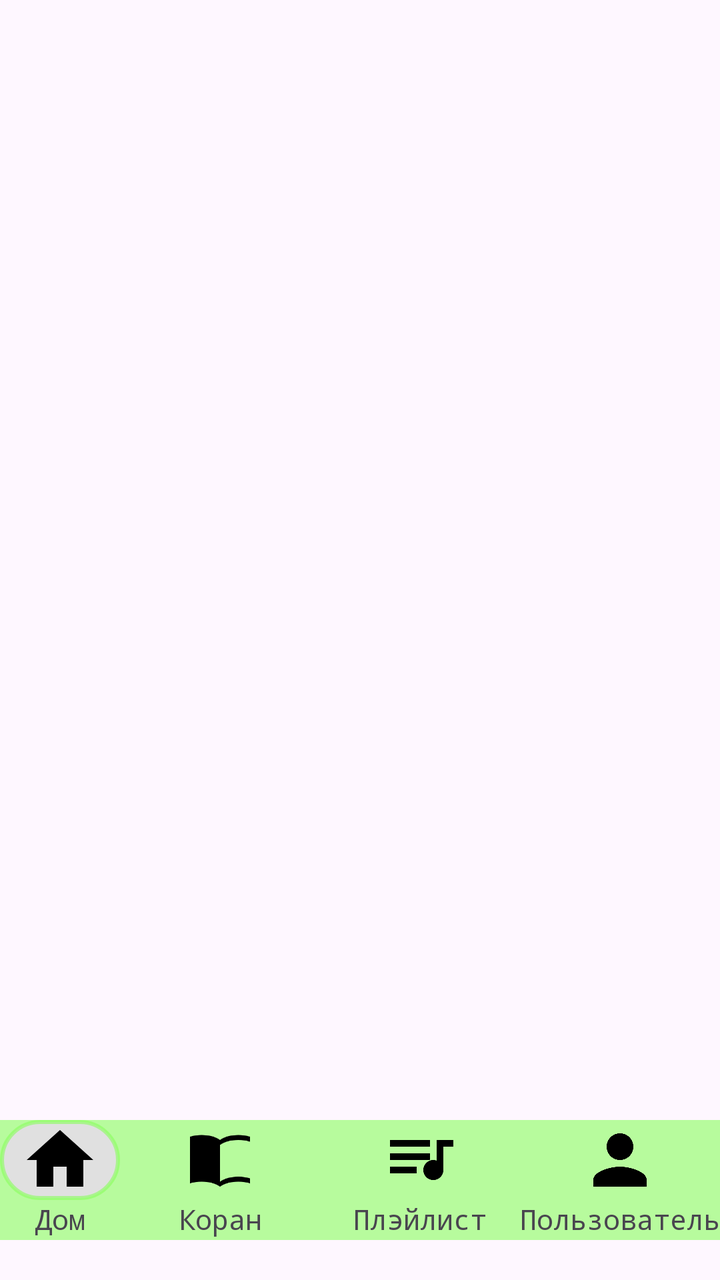
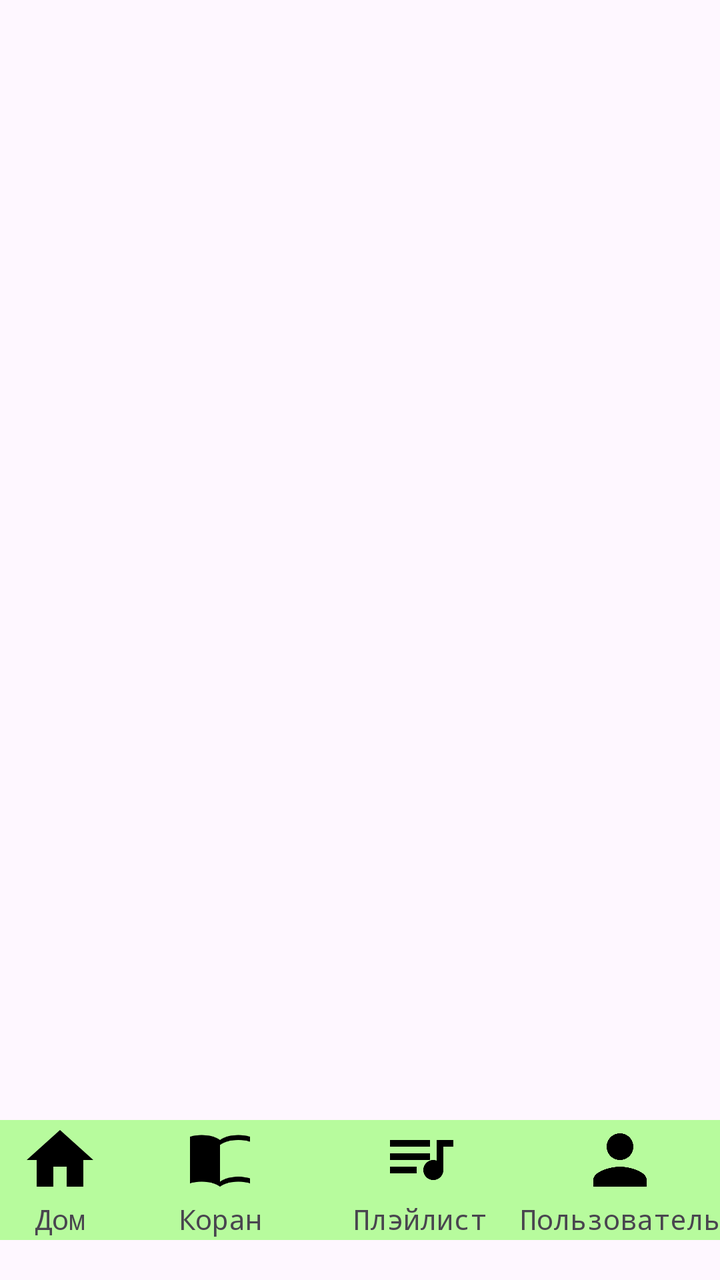

Before-and-after screenshots of an Android layout around one commit, followed by the original layout XML and the change that was made.
<!-- AndroidManifest.xml: application theme Theme.YchiCoran -->
<!-- res/layout/activity_home.xml -->
<?xml version="1.0" encoding="utf-8"?>
<androidx.constraintlayout.widget.ConstraintLayout xmlns:android="http://schemas.android.com/apk/res/android"
    xmlns:app="http://schemas.android.com/apk/res-auto"
    xmlns:tools="http://schemas.android.com/tools"
    android:id="@+id/main"
    android:layout_width="match_parent"
    android:layout_height="match_parent"
    tools:context=".HomeActivity">
    <LinearLayout
        android:id="@+id/down_menu"
        android:layout_width="match_parent"
        android:layout_height="60dp"
        android:layout_marginBottom="20dp"
        android:background="#9989FF5D"
        android:baselineAligned="false"
        android:orientation="horizontal"
        app:layout_constraintBottom_toBottomOf="parent"
        app:layout_constraintEnd_toEndOf="parent"
        app:layout_constraintHorizontal_bias="0.55"
        app:layout_constraintStart_toStartOf="parent">

        <LinearLayout
            android:id="@+id/menu_home"
            android:layout_width="100dp"
            android:layout_height="match_parent"
            android:layout_weight="100"
            android:clickable="true"
            android:orientation="vertical">

            <ImageView
                android:id="@+id/imageView"
                android:layout_width="match_parent"
                android:layout_height="40dp"

                android:background="@drawable/ic_bc"
                app:srcCompat="@drawable/ic_menu_home" />

            <TextView
                android:id="@+id/textView"
                android:layout_width="match_parent"
                android:layout_height="wrap_content"
                android:fontFamily="monospace"
                android:text="@string/down_menu_home"
                android:textAlignment="center" />
        </LinearLayout>

        <LinearLayout
            android:id="@+id/menu_quran"
            android:layout_width="100dp"
            android:clickable="true"
            android:layout_height="match_parent"
            android:orientation="vertical">

            <ImageView
                android:id="@+id/imageView2"
                android:layout_width="match_parent"
                android:layout_height="40dp"
                app:srcCompat="@drawable/ic_menu_quran" />

            <TextView
                android:id="@+id/textView2"
                android:layout_width="match_parent"
                android:layout_height="wrap_content"
                android:fontFamily="monospace"
                android:text="@string/down_menu_quran"
                android:textAlignment="center" />
        </LinearLayout>

        <LinearLayout
            android:id="@+id/menu_pley_list"
            android:layout_width="100dp"
            android:clickable="true"
            android:layout_height="match_parent"
            android:orientation="vertical">

            <ImageView
                android:id="@+id/imageView5"
                android:layout_width="match_parent"
                android:layout_height="40dp"
                app:srcCompat="@drawable/ic_menu_play_list" />

            <TextView
                android:id="@+id/textView5"
                android:layout_width="match_parent"
                android:layout_height="wrap_content"
                android:fontFamily="monospace"
                android:text="@string/down_menu_play_list"
                android:textAlignment="center" />
        </LinearLayout>

        <LinearLayout
            android:id="@+id/menu_user"
            android:layout_width="100dp"
            android:layout_height="match_parent"
            android:clickable="true"
            android:orientation="vertical">

            <ImageView
                android:id="@+id/imageView6"
                android:layout_width="match_parent"
                android:layout_height="40dp"
                app:srcCompat="@drawable/ic_menu_user" />

            <TextView
                android:id="@+id/textView6"
                android:layout_width="match_parent"
                android:layout_height="wrap_content"
                android:fontFamily="monospace"
                android:text="@string/down_menu_user"
                android:textAlignment="center" />
        </LinearLayout>
    </LinearLayout>


</androidx.constraintlayout.widget.ConstraintLayout>
<!-- resources referenced by this layout -->
<resources>
  <!-- drawable ic_bc (drawable) -->
  <?xml version="1.0" encoding="utf-8"?>
  <shape xmlns:android="http://schemas.android.com/apk/res/android">
      
      <solid android:color="#E0E0E0" />
  
      
      <corners android:radius="40dp" />
  
      
      <stroke
          android:width="2dp"
          android:color="#9989FF5D" />
  </shape>
  <!-- drawable ic_menu_home (drawable) -->
  ﻿<?xml version="1.0" encoding="utf-8"?>
  <vector xmlns:android="http://schemas.android.com/apk/res/android"
      android:width="24dp"
      android:height="24dp"
      android:viewportWidth="24"
      android:viewportHeight="24">
      <path
          android:fillColor="#FF000000"
  
  
          android:pathData="M10,20V14H14V20H19V12H22L12,3L2,12H5V20H10Z" />
  </vector>
  <!-- drawable ic_menu_play_list (drawable) -->
  ﻿<?xml version="1.0" encoding="utf-8"?>
  <vector xmlns:android="http://schemas.android.com/apk/res/android"
      android:width="24dp"
      android:height="24dp"
      android:viewportWidth="24"
      android:viewportHeight="24">
      <path
          android:fillColor="#FF000000"
          android:pathData="M15,6H3V8H15V6ZM15,10H3V12H15V10ZM3,16H11V14H3V16ZM17,6V12.18C16.69,12.07 16.35,12 16,12C14.34,12 13,13.34 13,15C13,16.66 14.34,18 16,18C17.66,18 19,16.66 19,15V8H22V6H17Z" />
  </vector>
  <!-- drawable ic_menu_quran (drawable) -->
  ﻿<?xml version="1.0" encoding="utf-8"?>
  <vector xmlns:android="http://schemas.android.com/apk/res/android"
      android:width="24dp"
      android:height="24dp"
      android:viewportWidth="24"
      android:viewportHeight="24">
      <path
          android:fillColor="#FF000000"
          android:pathData="M21,5c-1.11,-0.35 -2.33,-0.5 -3.5,-0.5 -1.95,0 -4.05,0.4 -5.5,1.5 -1.45,-1.1 -3.55,-1.5 -5.5,-1.5 -1.17,0 -2.39,0.15 -3.5,0.5V19c1.11,-0.35 2.33,-0.5 3.5,-0.5 1.95,0 4.05,0.4 5.5,1.5 1.45,-1.1 3.55,-1.5 5.5,-1.5 1.17,0 2.39,0.15 3.5,0.5V5zM21,17.5c-1.11,-0.35 -2.33,-0.5 -3.5,-0.5 -1.95,0 -4.05,0.4 -5.5,1.5V7.5c1.45,-1.1 3.55,-1.5 5.5,-1.5 1.17,0 2.39,0.15 3.5,0.5V17.5z" />
  </vector>
  <!-- drawable ic_menu_user (drawable) -->
  ﻿<?xml version="1.0" encoding="utf-8"?>
  <vector xmlns:android="http://schemas.android.com/apk/res/android"
      android:width="24dp"
      android:height="24dp"
      android:viewportWidth="24"
      android:viewportHeight="24">
      <path
          android:fillColor="#FF000000"
          android:pathData="M12,12c2.21,0 4,-1.79 4,-4s-1.79,-4 -4,-4 -4,1.79 -4,4 1.79,4 4,4zM12,14c-2.67,0 -8,1.34 -8,4v2h16v-2c0,-2.66 -5.33,-4 -8,-4z" />
  </vector>
  <string name="down_menu_home">Дом</string>
  <string name="down_menu_play_list">Плэйлист</string>
  <string name="down_menu_quran">Коран</string>
  <string name="down_menu_user">Пользователь</string>
  <style name="Theme.YchiCoran" parent="Base.Theme.YchiCoran" />
  <style name="Base.Theme.YchiCoran" parent="Theme.Material3.DayNight.NoActionBar">
      </style>
</resources>

<!-- the commit's change to res/layout/activity_home.xml (unified diff, before → after) -->
@@ -6,110 +6,111 @@
     android:layout_width="match_parent"
     android:layout_height="match_parent"
     tools:context=".HomeActivity">
+    <include layout="@layout/down_navbar" />
+
+</androidx.constraintlayout.widget.ConstraintLayout>
+<!-- res/layout/down_navbar.xml (included above) -->
+<?xml version="1.0" encoding="utf-8"?>
+<LinearLayout xmlns:android="http://schemas.android.com/apk/res/android"
+    xmlns:app="http://schemas.android.com/apk/res-auto"
+    android:id="@+id/down_menu"
+    android:layout_width="match_parent"
+    android:layout_height="60dp"
+    android:layout_marginBottom="20dp"
+    android:background="#9989FF5D"
+    android:baselineAligned="false"
+    android:orientation="horizontal"
+    app:layout_constraintBottom_toBottomOf="parent"
+    app:layout_constraintEnd_toEndOf="parent"
+    app:layout_constraintHorizontal_bias="0.55"
+    app:layout_constraintStart_toStartOf="parent">
+
     <LinearLayout
-        android:id="@+id/down_menu"
-        android:layout_width="match_parent"
-        android:layout_height="60dp"
-        android:layout_marginBottom="20dp"
-        android:background="#9989FF5D"
-        android:baselineAligned="false"
-        android:orientation="horizontal"
-        app:layout_constraintBottom_toBottomOf="parent"
-        app:layout_constraintEnd_toEndOf="parent"
-        app:layout_constraintHorizontal_bias="0.55"
-        app:layout_constraintStart_toStartOf="parent">
+        android:id="@+id/menu_home"
+        android:layout_width="100dp"
+        android:layout_height="match_parent"
+        android:layout_weight="100"
+        android:clickable="true"
+        android:orientation="vertical">
 
-        <LinearLayout
-            android:id="@+id/menu_home"
-            android:layout_width="100dp"
-            android:layout_height="match_parent"
-            android:layout_weight="100"
-            android:clickable="true"
-            android:orientation="vertical">
+        <ImageView
+            android:id="@+id/imageView"
+            android:layout_width="match_parent"
+            android:layout_height="40dp"
+            app:srcCompat="@drawable/ic_menu_home" />
 
-            <ImageView
-                android:id="@+id/imageView"
-                android:layout_width="match_parent"
-                android:layout_height="40dp"
-
-                android:background="@drawable/ic_bc"
-                app:srcCompat="@drawable/ic_menu_home" />
-
-            <TextView
-                android:id="@+id/textView"
-                android:layout_width="match_parent"
-                android:layout_height="wrap_content"
-                android:fontFamily="monospace"
-                android:text="@string/down_menu_home"
-                android:textAlignment="center" />
-        </LinearLayout>
-
-        <LinearLayout
-            android:id="@+id/menu_quran"
-            android:layout_width="100dp"
-            android:clickable="true"
-            android:layout_height="match_parent"
-            android:orientation="vertical">
-
-            <ImageView
-                android:id="@+id/imageView2"
-                android:layout_width="match_parent"
-                android:layout_height="40dp"
-                app:srcCompat="@drawable/ic_menu_quran" />
-
-            <TextView
-                android:id="@+id/textView2"
-                android:layout_width="match_parent"
-                android:layout_height="wrap_content"
-                android:fontFamily="monospace"
-                android:text="@string/down_menu_quran"
-                android:textAlignment="center" />
-        </LinearLayout>
-
-        <LinearLayout
-            android:id="@+id/menu_pley_list"
-            android:layout_width="100dp"
-            android:clickable="true"
-            android:layout_height="match_parent"
-            android:orientation="vertical">
-
-            <ImageView
-                android:id="@+id/imageView5"
-                android:layout_width="match_parent"
-                android:layout_height="40dp"
-                app:srcCompat="@drawable/ic_menu_play_list" />
-
-            <TextView
-                android:id="@+id/textView5"
-                android:layout_width="match_parent"
-                android:layout_height="wrap_content"
-                android:fontFamily="monospace"
-                android:text="@string/down_menu_play_list"
-                android:textAlignment="center" />
-        </LinearLayout>
-
-        <LinearLayout
-            android:id="@+id/menu_user"
-            android:layout_width="100dp"
-            android:layout_height="match_parent"
-            android:clickable="true"
-            android:orientation="vertical">
-
-            <ImageView
-                android:id="@+id/imageView6"
-                android:layout_width="match_parent"
-                android:layout_height="40dp"
-                app:srcCompat="@drawable/ic_menu_user" />
-
-            <TextView
-                android:id="@+id/textView6"
-                android:layout_width="match_parent"
-                android:layout_height="wrap_content"
-                android:fontFamily="monospace"
-                android:text="@string/down_menu_user"
-                android:textAlignment="center" />
-        </LinearLayout>
+        <TextView
+            android:id="@+id/textView"
+            android:layout_width="match_parent"
+            android:layout_height="wrap_content"
+            android:fontFamily="monospace"
+            android:text="@string/down_menu_home"
+            android:textAlignment="center" />
     </LinearLayout>
 
+    <LinearLayout
+        android:id="@+id/menu_quran"
+        android:layout_width="100dp"
+        android:layout_height="match_parent"
+        android:clickable="true"
+        android:orientation="vertical">
 
-</androidx.constraintlayout.widget.ConstraintLayout>
+        <ImageView
+            android:id="@+id/imageView2"
+            android:layout_width="match_parent"
+            android:layout_height="40dp"
+            app:srcCompat="@drawable/ic_menu_quran" />
+
+        <TextView
+            android:id="@+id/textView2"
+            android:layout_width="match_parent"
+            android:layout_height="wrap_content"
+            android:fontFamily="monospace"
+            android:text="@string/down_menu_quran"
+            android:textAlignment="center" />
+    </LinearLayout>
+
+    <LinearLayout
+        android:id="@+id/menu_play_list"
+        android:layout_width="100dp"
+        android:layout_height="match_parent"
+        android:clickable="true"
+        android:orientation="vertical">
+
+        <ImageView
+            android:id="@+id/imageView5"
+            android:layout_width="match_parent"
+            android:layout_height="40dp"
+            app:srcCompat="@drawable/ic_menu_play_list" />
+
+        <TextView
+            android:id="@+id/textView5"
+            android:layout_width="match_parent"
+            android:layout_height="wrap_content"
+            android:fontFamily="monospace"
+            android:text="@string/down_menu_play_list"
+            android:textAlignment="center" />
+    </LinearLayout>
+
+    <LinearLayout
+        android:id="@+id/menu_user"
+        android:layout_width="100dp"
+        android:layout_height="match_parent"
+        android:clickable="true"
+        android:orientation="vertical">
+
+        <ImageView
+            android:id="@+id/imageView6"
+            android:layout_width="match_parent"
+            android:layout_height="40dp"
+            app:srcCompat="@drawable/ic_menu_user" />
+
+        <TextView
+            android:id="@+id/textView6"
+            android:layout_width="match_parent"
+            android:layout_height="wrap_content"
+            android:fontFamily="monospace"
+            android:text="@string/down_menu_user"
+            android:textAlignment="center" />
+    </LinearLayout>
+</LinearLayout>
<!-- resource entries referenced after the edit -->
@@ -1,19 +1,5 @@
 <!-- resources referenced by this layout -->
 <resources>
-  <!-- drawable ic_bc (drawable) -->
-  <?xml version="1.0" encoding="utf-8"?>
-  <shape xmlns:android="http://schemas.android.com/apk/res/android">
-      
-      <solid android:color="#E0E0E0" />
-  
-      
-      <corners android:radius="40dp" />
-  
-      
-      <stroke
-          android:width="2dp"
-          android:color="#9989FF5D" />
-  </shape>
   <!-- drawable ic_menu_home (drawable) -->
   ﻿<?xml version="1.0" encoding="utf-8"?>
   <vector xmlns:android="http://schemas.android.com/apk/res/android"
